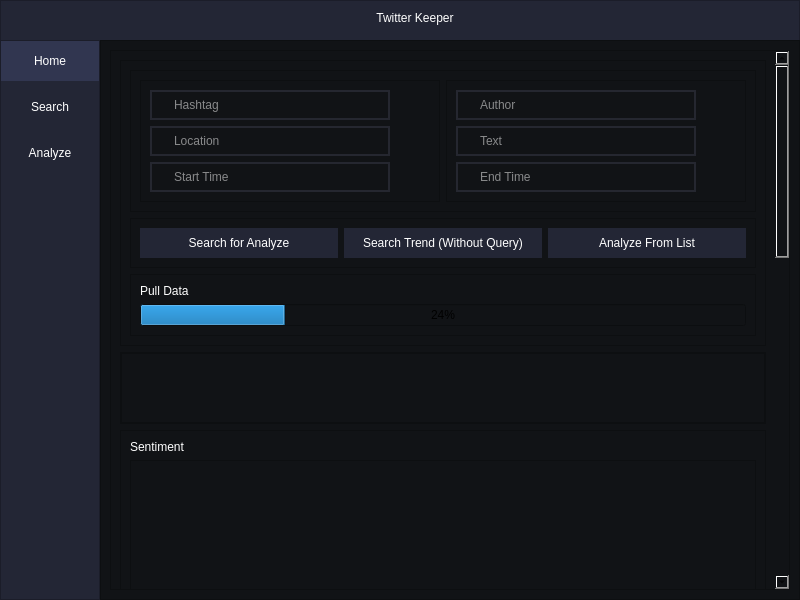
Before: the Qt Designer form GUI/ui_main.ui in sirasit-kmutnb/Software-Development-II, drawn with Qt 5.
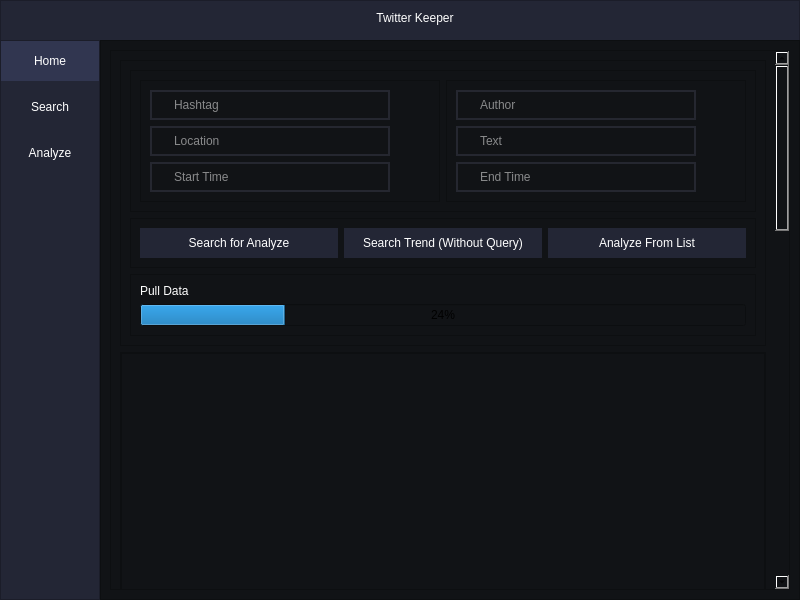
After: the same form once the commit is applied. The open tabs and pages were chosen to show the change.

The edit to the form file:
```diff
--- a/GUI/ui_main.ui
+++ b/GUI/ui_main.ui
@@ -996,7 +996,7 @@
                    <x>0</x>
                    <y>0</y>
                    <width>657</width>
-                   <height>1584</height>
+                   <height>1806</height>
                   </rect>
                  </property>
                  <layout class="QVBoxLayout" name="verticalLayout_8">
@@ -1370,7 +1370,7 @@
                        <property name="minimumSize">
                         <size>
                          <width>0</width>
-                         <height>0</height>
+                         <height>300</height>
                         </size>
                        </property>
                        <property name="styleSheet">
```
Left out of the diff: 2 changed lines with no effect on the pictures.
